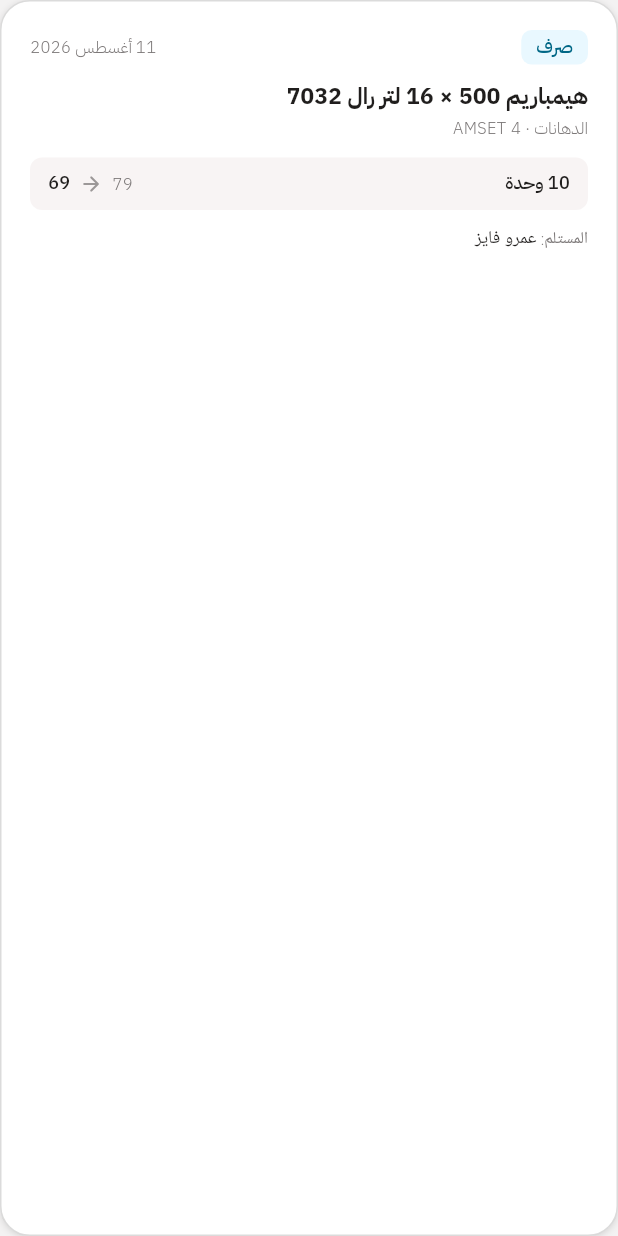
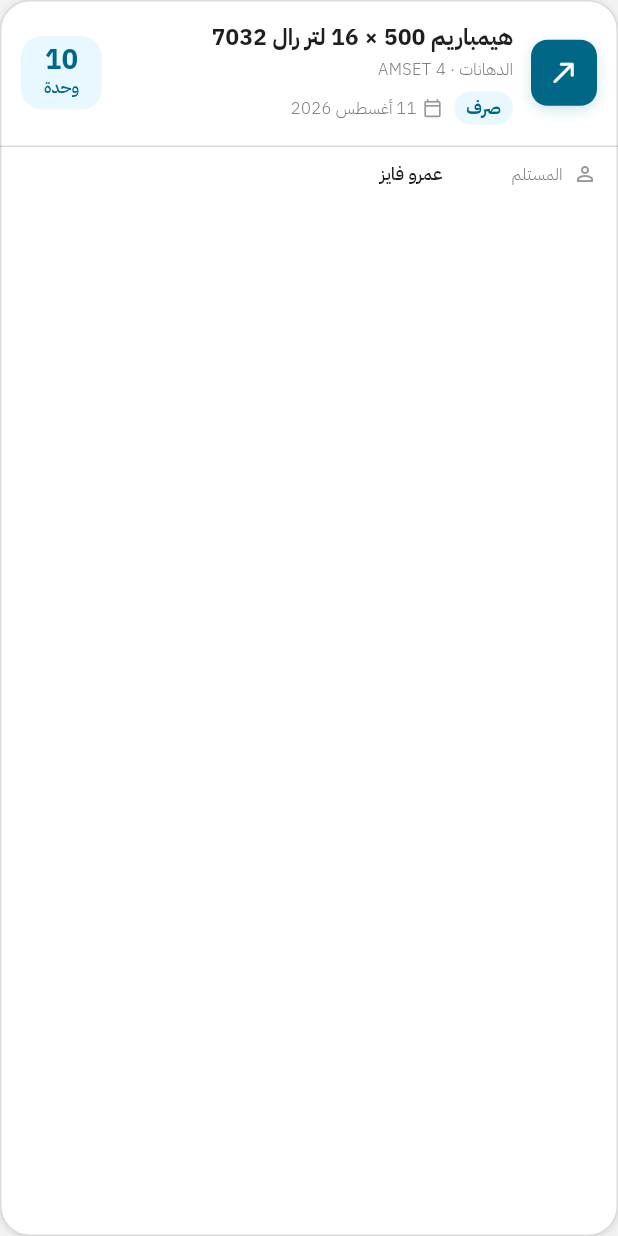
Before and after one commit to AlFathFactory/mobile_inventory, a Flutter app: the MovementCard widget shown alone on an empty page, opened directly with sample values from the repository, on a phone screen of 412 x 824 dp. Run offline on Flutter 3.47's test engine with Material 3 defaults, Android fonts, the phone set to English and light mode, and no system bars; our stand-ins replace go_router, skeletonizer.

Commit message:
Add settings for ignored repositories and enhance MovementCard layout
- Introduced a new settings.json file to specify ignored Git repositories.
- Updated MovementCard widget to improve layout and readability, including new helper widgets for better structure.
- Refactored date formatting and added details display logic.
- Cleaned up main.dart by removing unnecessary whitespace.

```diff
--- a/lib/core/widgets/page_header.dart
+++ b/lib/core/widgets/page_header.dart
@@ -10,15 +10,26 @@
     // this.eyebrow,
     this.icon,
     this.onIconTap,
+    this.iconBorderRadius = const BorderRadius.all(Radius.circular(16)),
+    this.iconBorderColor = AppColors.divider,
+    this.iconBorderWidth = 1,
   });
 
   final String title;
   // final String? eyebrow;
   final IconData? icon;
   final VoidCallback? onIconTap;
+  final BorderRadiusGeometry iconBorderRadius;
+  final Color iconBorderColor;
+  final double iconBorderWidth;
 
   @override
   Widget build(BuildContext context) {
+    final iconShape = RoundedRectangleBorder(
+      borderRadius: iconBorderRadius,
+      side: BorderSide(color: iconBorderColor, width: iconBorderWidth),
+    );
+
     return Row(
       crossAxisAlignment: CrossAxisAlignment.center,
       children: [
@@ -34,13 +45,11 @@
         if (icon != null)
           Material(
             color: AppColors.surface,
-            shape: const CircleBorder(
-              side: BorderSide(color: AppColors.divider),
-            ),
+            shape: iconShape,
             clipBehavior: Clip.antiAlias,
             child: InkWell(
               onTap: onIconTap,
-              customBorder: const CircleBorder(),
+              customBorder: iconShape,
               child: SizedBox(
                 width: 44,
                 height: 44,
--- a/lib/features/inventory/widgets/movement_card.dart
+++ b/lib/features/inventory/widgets/movement_card.dart
@@ -27,111 +27,253 @@
     'ديسمبر',
   ];
 
+  String get _formattedDate =>
+      '${movement.date.day} ${_months[movement.date.month - 1]} ${movement.date.year}';
+
   @override
   Widget build(BuildContext context) {
-    final date =
-        '${movement.date.day} ${_months[movement.date.month - 1]} ${movement.date.year}';
     return AppCard(
+      padding: EdgeInsets.zero,
+      child: Column(
+        children: [
+          Padding(
+            padding: const EdgeInsets.all(14),
+            child: Row(
+              children: [
+                _MovementIcon(type: movement.type),
+                const SizedBox(width: 12),
+                Expanded(
                   child: Column(
                     crossAxisAlignment: CrossAxisAlignment.start,
                     children: [
-          Row(
+                      Text(
+                        showItem ? movement.itemName : movement.type.label,
+                        maxLines: 2,
+                        overflow: TextOverflow.ellipsis,
+                        style: AppTextStyles.cardTitle,
+                      ),
+                      const SizedBox(height: 3),
+                      Text(
+                        showItem
+                            ? '${movement.category} · ${movement.project}'
+                            : _formattedDate,
+                        maxLines: 1,
+                        overflow: TextOverflow.ellipsis,
+                        style: AppTextStyles.caption,
+                      ),
+                      if (showItem) ...[
+                        const SizedBox(height: 7),
+                        Wrap(
+                          spacing: 8,
+                          runSpacing: 5,
+                          crossAxisAlignment: WrapCrossAlignment.center,
                           children: [
-              DecoratedBox(
-                decoration: BoxDecoration(
-                  color: movement.type.background,
-                  borderRadius: BorderRadius.circular(7),
+                            _TypeBadge(type: movement.type),
+                            _MetaItem(
+                              icon: Icons.calendar_today_outlined,
+                              label: _formattedDate,
                             ),
-                child: Padding(
-                  padding: const EdgeInsets.symmetric(
-                    horizontal: 10,
-                    vertical: 3,
+                          ],
                         ),
-                  child: Text(
-                    movement.type.label,
-                    style: AppTextStyles.label.copyWith(
-                      color: movement.type.color,
+                      ],
+                    ],
                   ),
                 ),
+                const SizedBox(width: 10),
+                _QuantityBadge(movement: movement),
+              ],
             ),
           ),
-              const Spacer(),
-              Text(date, style: AppTextStyles.caption),
-            ],
+          // const Divider(height: 1, color: AppColors.divider),
+          // Padding(
+          //   padding: const EdgeInsets.fromLTRB(14, 11, 14, 13),
+          //   child: QuantityTransition(movement: movement),
+          // ),
+          if (_hasDetails) ...[
+            const Divider(height: 1, color: AppColors.divider),
+            Padding(
+              padding: const EdgeInsets.fromLTRB(14, 10, 14, 12),
+              child: Column(
+                children: [
+                  if (movement.partyName != null)
+                    _DetailRow(
+                      icon: Icons.person_outline_rounded,
+                      label: movement.partyLabel ?? 'الجهة',
+                      value: movement.partyName!,
                     ),
-          if (showItem) ...[
-            const SizedBox(height: 10),
-            Text(movement.itemName, style: AppTextStyles.cardTitle),
-            const SizedBox(height: 3),
-            Text(
-              '${movement.category} · ${movement.project}',
-              style: AppTextStyles.caption,
+                  if (movement.purchaseOrder != null)
+                    _DetailRow(
+                      icon: Icons.receipt_long_outlined,
+                      label: 'أمر الشراء',
+                      value: movement.purchaseOrder!,
                     ),
-          ],
-          const SizedBox(height: 12),
-          QuantityTransition(movement: movement),
-          if (movement.partyName != null) ...[
-            const SizedBox(height: 10),
-            Text.rich(
-              TextSpan(
-                style: AppTextStyles.caption,
-                children: [
-                  TextSpan(text: '${movement.partyLabel}: '),
-                  TextSpan(
-                    text: movement.partyName,
-                    style: AppTextStyles.label.copyWith(color: AppColors.text),
+                  if (movement.note != null)
+                    _DetailRow(
+                      icon: Icons.notes_rounded,
+                      label: 'ملاحظة',
+                      value: movement.note!,
                     ),
                 ],
               ),
             ),
           ],
-          if (movement.purchaseOrder != null)
-            KeyValueRow(label: 'أمر الشراء', value: movement.purchaseOrder!),
-          if (movement.note != null)
-            KeyValueRow(label: 'ملاحظة', value: movement.note!),
+        ],
+      ),
+    );
+  }
+
+  bool get _hasDetails =>
+      movement.partyName != null ||
+      movement.purchaseOrder != null ||
+      movement.note != null;
+}
+
+class _MovementIcon extends StatelessWidget {
+  const _MovementIcon({required this.type});
+
+  final MovementType type;
+
+  IconData get _icon => switch (type) {
+    MovementType.addition => Icons.add_rounded,
+    MovementType.issue => Icons.north_east_rounded,
+    MovementType.returned => Icons.keyboard_return_rounded,
+    MovementType.adjustment => Icons.tune_rounded,
+  };
+
+  @override
+  Widget build(BuildContext context) {
+    return Container(
+      width: 44,
+      height: 44,
+      decoration: BoxDecoration(
+        color: type.color,
+        borderRadius: BorderRadius.circular(11),
+        boxShadow: [
+          BoxShadow(
+            color: type.color.withAlpha(45),
+            blurRadius: 7,
+            offset: const Offset(0, 3),
+          ),
+        ],
+      ),
+      child: Icon(_icon, size: 22, color: Colors.white),
+    );
+  }
+}
+
+class _QuantityBadge extends StatelessWidget {
+  const _QuantityBadge({required this.movement});
+
+  final InventoryMovement movement;
+
+  @override
+  Widget build(BuildContext context) {
+    return Container(
+      constraints: const BoxConstraints(minWidth: 54),
+      padding: const EdgeInsets.symmetric(horizontal: 10, vertical: 7),
+      decoration: BoxDecoration(
+        color: movement.type.background,
+        borderRadius: BorderRadius.circular(14),
+      ),
+      child: Column(
+        mainAxisSize: MainAxisSize.min,
+        children: [
+          Text(
+            '${movement.quantity}',
+            textDirection: TextDirection.ltr,
+            style: AppTextStyles.number.copyWith(
+              color: movement.type.color,
+              fontSize: 18,
+            ),
+          ),
+          Text(
+            'وحدة',
+            style: AppTextStyles.caption.copyWith(
+              color: movement.type.color,
+              fontWeight: FontWeight.w500,
+            ),
+          ),
         ],
       ),
     );
   }
 }
 
-class QuantityTransition extends StatelessWidget {
-  const QuantityTransition({required this.movement, super.key});
+class _TypeBadge extends StatelessWidget {
+  const _TypeBadge({required this.type});
 
-  final InventoryMovement movement;
+  final MovementType type;
 
   @override
   Widget build(BuildContext context) {
     return DecoratedBox(
       decoration: BoxDecoration(
-        color: AppColors.surfaceMuted,
-        borderRadius: BorderRadius.circular(8),
+        color: type.background,
+        borderRadius: BorderRadius.circular(20),
       ),
       child: Padding(
-        padding: const EdgeInsets.symmetric(horizontal: 12, vertical: 9),
-        child: Row(
-          children: [
-            Text(
-              '${movement.quantity} وحدة',
-              style: AppTextStyles.label.copyWith(color: AppColors.text),
+        padding: const EdgeInsets.symmetric(horizontal: 8, vertical: 3),
+        child: Text(
+          type.label,
+          style: AppTextStyles.caption.copyWith(
+            color: type.color,
+            fontWeight: FontWeight.w600,
           ),
-            const Spacer(),
-            Text('${movement.before}', style: AppTextStyles.caption),
-            const Padding(
-              padding: EdgeInsets.symmetric(horizontal: 6),
-              child: Icon(
-                Icons.arrow_back_rounded,
-                size: 16,
-                color: AppColors.neutral500,
-              ),
-            ),
-            Text(
-              '${movement.after}',
-              style: AppTextStyles.label.copyWith(color: AppColors.text),
-            ),
-          ],
         ),
       ),
     );
   }
 }
+
+class _MetaItem extends StatelessWidget {
+  const _MetaItem({required this.icon, required this.label});
+
+  final IconData icon;
+  final String label;
+
+  @override
+  Widget build(BuildContext context) {
+    return Row(
+      mainAxisSize: MainAxisSize.min,
+      children: [
+        Icon(icon, size: 13, color: AppColors.neutral500),
+        const SizedBox(width: 4),
+        Text(label, style: AppTextStyles.caption),
+      ],
+    );
+  }
+}
+
+class _DetailRow extends StatelessWidget {
+  const _DetailRow({
+    required this.icon,
+    required this.label,
+    required this.value,
+  });
+
+  final IconData icon;
+  final String label;
+  final String value;
+
+  @override
+  Widget build(BuildContext context) {
+    return Padding(
+      padding: const EdgeInsets.only(bottom: 7),
+      child: Row(
+        crossAxisAlignment: CrossAxisAlignment.start,
+        children: [
+          Icon(icon, size: 16, color: AppColors.neutral500),
+          const SizedBox(width: 7),
+          SizedBox(width: 72, child: Text(label, style: AppTextStyles.caption)),
+          const SizedBox(width: 8),
+          Expanded(
+            child: Text(
+              value,
+              style: AppTextStyles.label.copyWith(color: AppColors.text),
+            ),
+          ),
+        ],
+      ),
+    );
+  }
+}
--- a/lib/main.dart
+++ b/lib/main.dart
@@ -1,5 +1,4 @@
 import 'package:flutter/material.dart';
-
 import 'app.dart';
 export 'app.dart';
 
```
Lines whose indentation alone changed are shown as unchanged.
